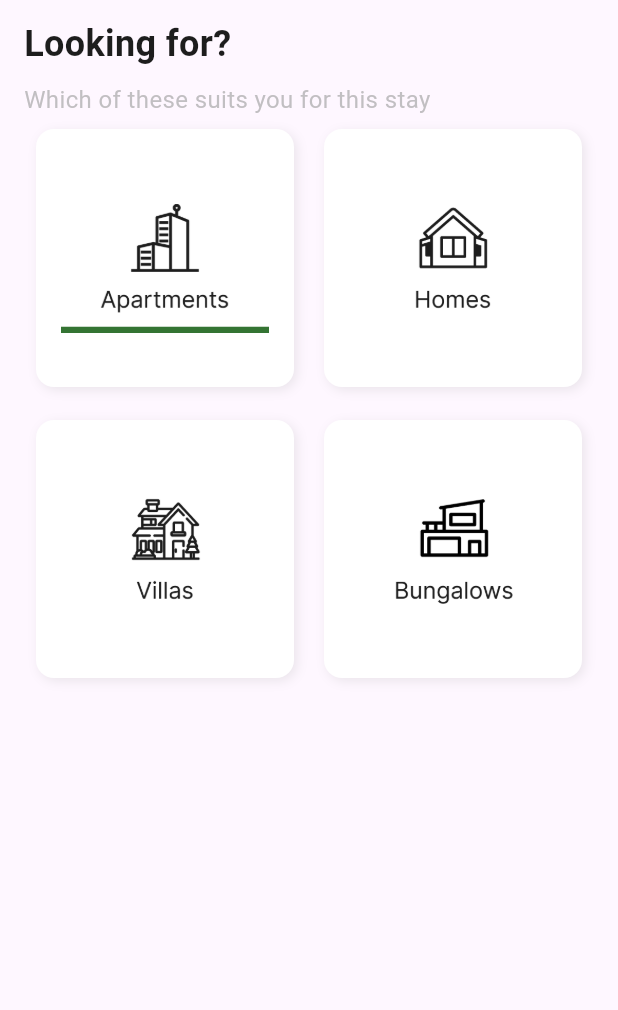
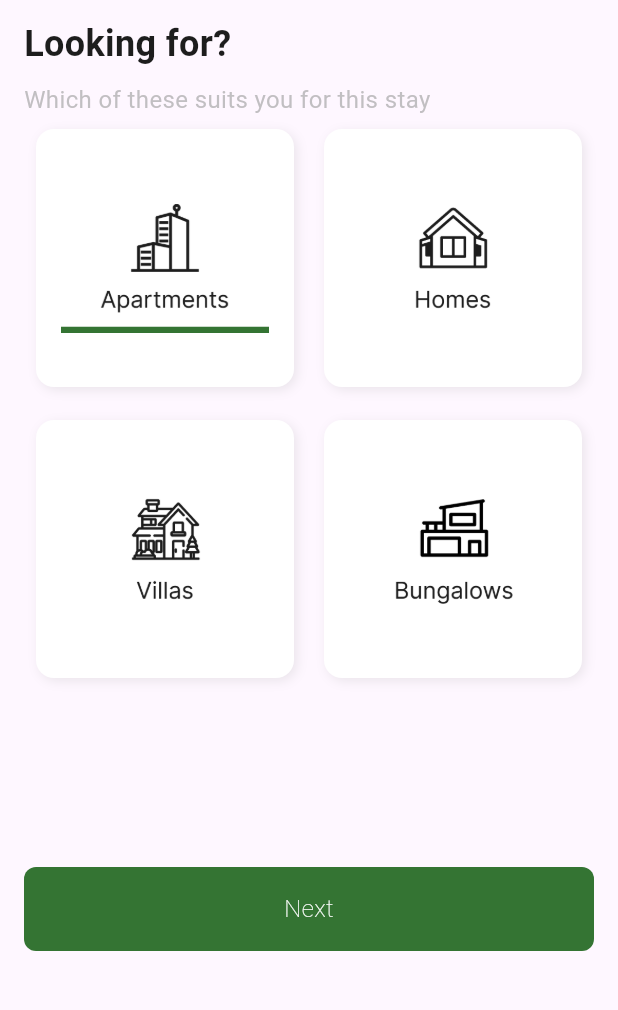
Before and after one commit to HajatAli777/UI-Basics, a Flutter app: the Filterscreen screen opened directly, on a phone screen of 412 x 824 dp, the part 99-1109 px from its top. Run offline on Flutter 3.47's test engine with Material 3 defaults, Android fonts, the phone set to English and light mode, and no system bars; our stand-ins replace flutter_rating_bar.

Commit message:
Update Filterscreen layout; adjust grid height, add child aspect ratio, and include PrimaryButton for navigation.

```diff
--- a/lib/views/filterScreen.dart
+++ b/lib/views/filterScreen.dart
@@ -1,5 +1,6 @@
 
 import 'package:app/const/filterScreenCard.dart';
+import 'package:app/const/primarybutton.dart';
 import 'package:app/utills/colors.dart';
 import 'package:flutter/material.dart';
 
@@ -82,12 +83,13 @@ class _FilterscreenState extends State<Filterscreen> {
               ),
               SizedBox(
 
-                height: MediaQuery.of(context).size.height * 0.6,
+                height: 500,
                 child: GridView.builder(
                   itemCount: cardData.length,
                   padding: EdgeInsets.all(8),
                   gridDelegate: SliverGridDelegateWithFixedCrossAxisCount(
                     crossAxisCount: 2,
+                    childAspectRatio: 1,
                     crossAxisSpacing: 20,
                     mainAxisSpacing: 22),
 
@@ -99,7 +101,11 @@ class _FilterscreenState extends State<Filterscreen> {
                         );
                     },
                   ),
+
               ),
+              PrimaryButton(buttontext: 'Next', onTap: (){
+
+              })
 
 
 
```
